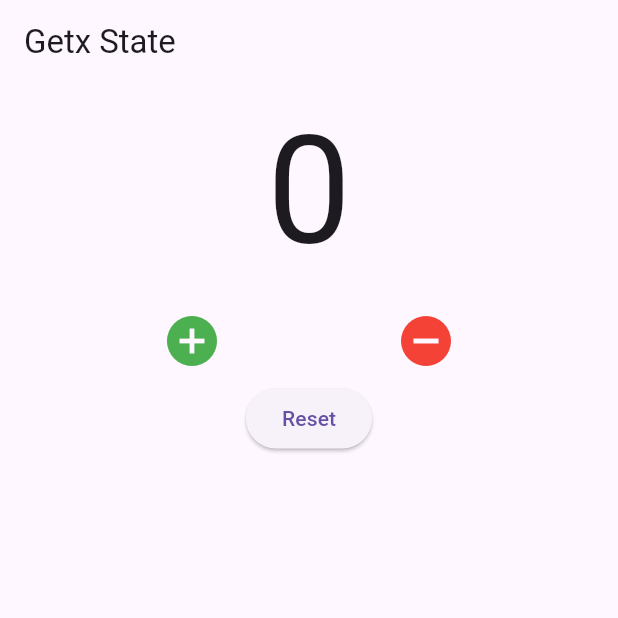
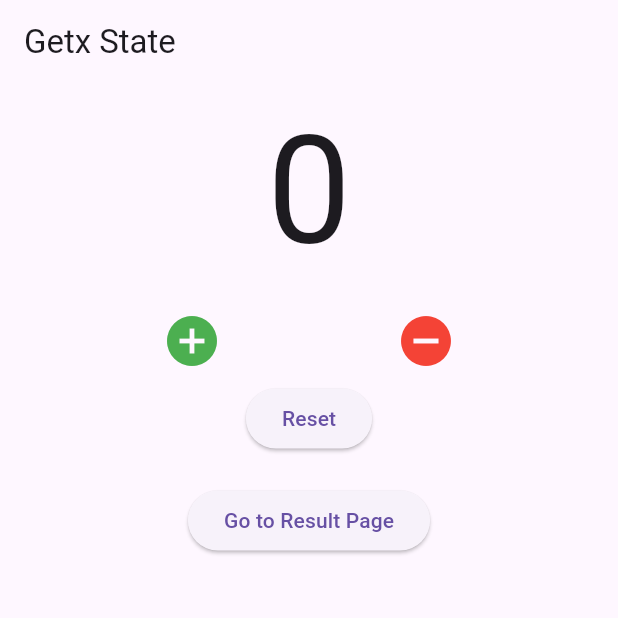
Before and after one commit to MdSohidUllahChowdhury/Save-Ideas-2.0, a Flutter app: the screen it shows after launch, on a phone screen of 412 x 824 dp, the top half of it. Run offline on Flutter 3.47's test engine with Material 3 defaults, Android fonts, the phone set to English and light mode, and no system bars; our stand-ins replace get.

Commit message:
Get.to((=>))

```diff
--- /dev/null
+++ b/lib/View/result.dart
@@ -0,0 +1,19 @@
+import 'package:flutter/material.dart';
+
+class Result extends StatelessWidget {
+  final int result;
+  const Result({super.key, required this.result});
+
+  @override
+  Widget build(BuildContext context) {
+    return Scaffold(
+      appBar: AppBar(
+        title:const Text('Result'),
+      ),
+
+      body: Center(
+        child: Text('The Result :$result '),
+      ),
+    );
+  }
+}
--- a/lib/View/screen.dart
+++ b/lib/View/screen.dart
@@ -1,6 +1,7 @@
 import 'package:flutter/material.dart';
 import 'package:get/get.dart';
 import 'package:getx/Controller/logicwithgetx.dart';
+import 'package:getx/View/result.dart';
 
 class GetxLeason extends StatelessWidget {
   const GetxLeason({super.key});
@@ -44,7 +45,23 @@ class GetxLeason extends StatelessWidget {
             ElevatedButton(onPressed: () {
              hitGetx.startPoint.value = 0;
             },
-             child:const Text('Reset'))
+             child:const Text('Reset')),
+
+            const SizedBox(height: 20,),
+
+             ElevatedButton(onPressed: () {
+                //Navigator.push(context, //? Old ways
+                //MaterialPageRoute(builder:
+                // (context)=>  Result(result: hitGetx.startPoint.value,)
+                // )
+                //);
+
+               //! New way to implement page routing using Getx
+                  Get.to(()=>
+                  Result(result: hitGetx.startPoint.value)
+                );
+              },
+              child:const Text('Go to Result Page'))
 
           ],
         ),
```
